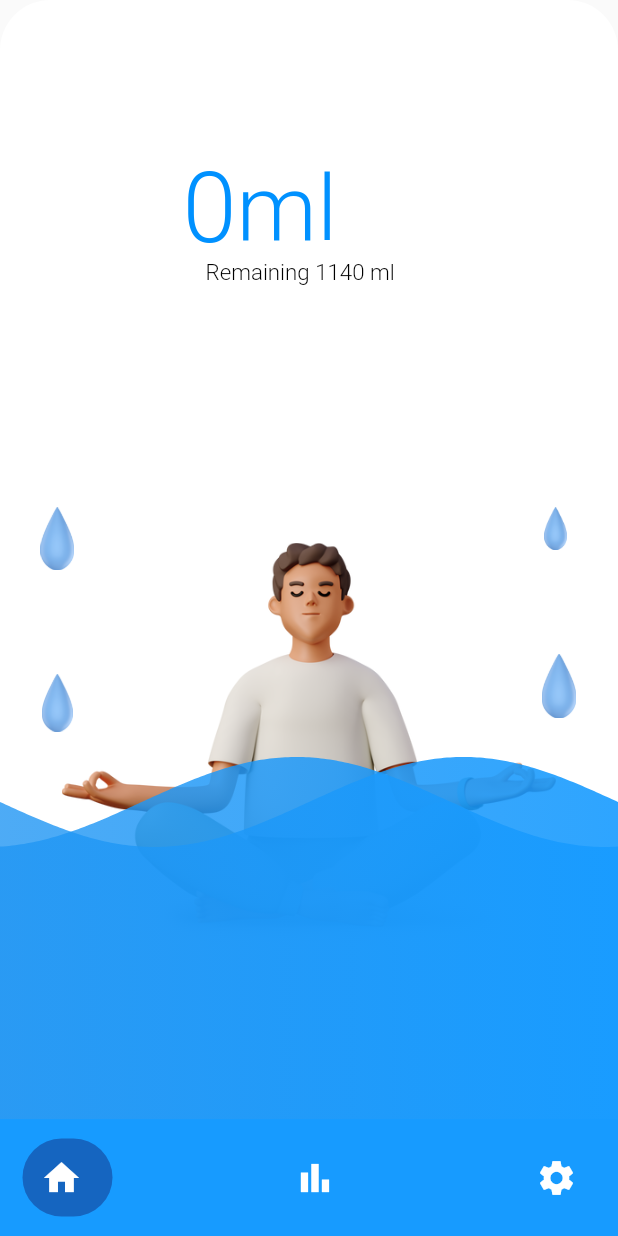
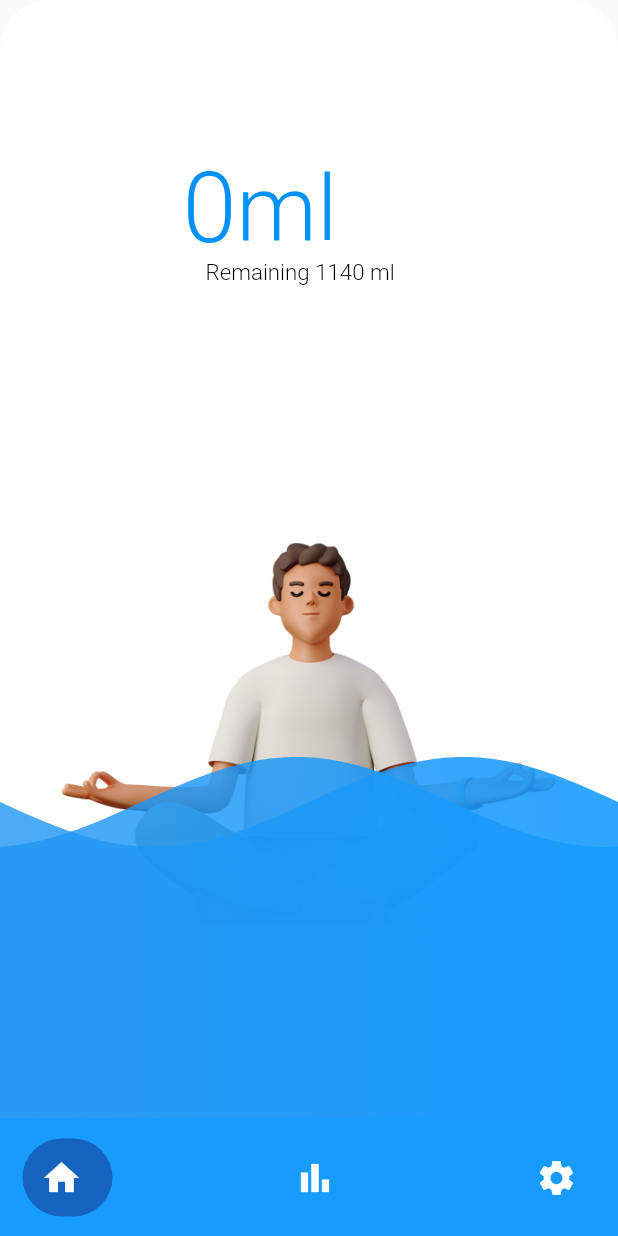
Before and after one commit to Varad-01/DrinkUp1, a Flutter app: the screen it shows once a user with an empty profile is signed in, on a phone screen of 412 x 824 dp. Run offline on Flutter 3.47's test engine with Material 2 defaults, Android fonts, the phone set to English and light mode, and no system bars; drawn by our look-alikes of google_nav_bar, wave; our stand-ins replace cloud_firestore, dropdown_button2, firebase_auth, firebase_core, flutter_local_notifications, fluttertoast and 5 more; accounts and stored records are empty; network calls fail; Roboto replaces fonts that are missing (MuseoModerno).

```diff
--- a/lib/page-1/home-screen-01.dart
+++ b/lib/page-1/home-screen-01.dart
@@ -201,66 +201,6 @@ class _SceneState extends State<Scene> {
 
                       //till here
 
-                      Positioned(
-                        // bluewaterdropVPR (1:18)
-                        left: 22.0000915527*fem,
-                        top: 0.0000228882*fem,
-                        child: Align(
-                          child: SizedBox(
-                            width: 35.67*fem,
-                            height: 43.68*fem,
-                            child: Image.asset(
-                              'assets/page-1/images/blue-water-drop.png',
-                              fit: BoxFit.contain,
-                            ),
-                          ),
-                        ),
-                      ),
-                      Positioned(
-                        // bluewaterdrop9ym (1:19)
-                        left: 374*fem,
-                        top: 0*fem,
-                        child: Align(
-                          child: SizedBox(
-                            width: 25.11*fem,
-                            height: 29.58*fem,
-                            child: Image.asset(
-                              'assets/page-1/images/blue-water-drop-Edh.png',
-                              fit: BoxFit.contain,
-                            ),
-                          ),
-                        ),
-                      ),
-                      Positioned(
-                        // bluewaterdropEEX (1:20)
-                        left: 370*fem,
-                        top: 101.9999303818*fem,
-                        child: Align(
-                          child: SizedBox(
-                            width: 38*fem,
-                            height: 44.77*fem,
-                            child: Image.asset(
-                              'assets/page-1/images/blue-water-drop-i8K.png',
-                              fit: BoxFit.contain,
-                            ),
-                          ),
-                        ),
-                      ),
-                      Positioned(
-                        // bluewaterdropiQb (1:21)
-                        left: 19.5105743408*fem,
-                        top: 116.0812189579*fem,
-                        child: Align(
-                          child: SizedBox(
-                            width: 40.77*fem,
-                            height: 40*fem,
-                            child: Image.asset(
-                              'assets/page-1/images/blue-water-drop-Ww5.png',
-                              fit: BoxFit.contain,
-                            ),
-                          ),
-                        ),
-                      ),
                     ],
                   ),
                 ),
```
Also changed, not shown: assets/page-1/images/homepageboy.png (added).
